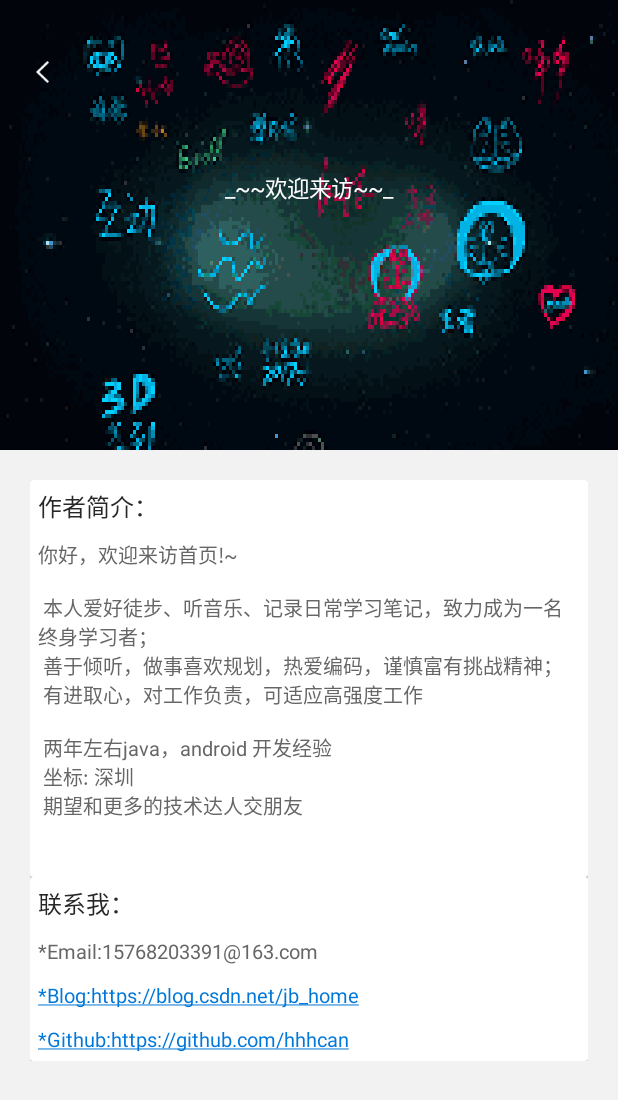
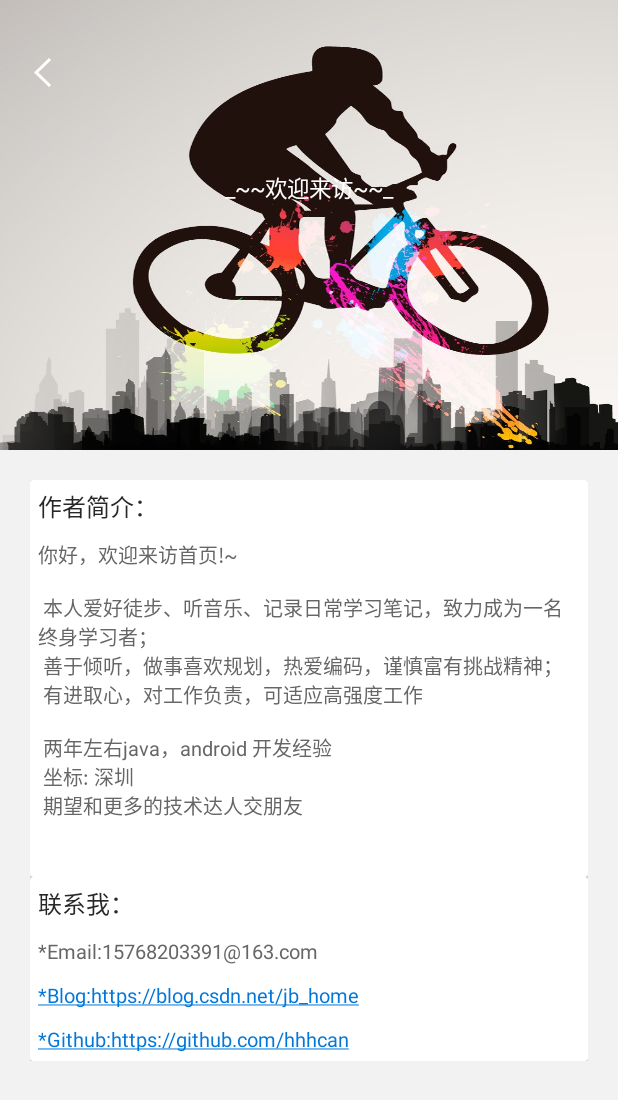
Before and after one commit to hhhcan/funspart, an Android app: the AuthorInfoActivity screen opened directly, with no data from a screen before it, on a phone screen of 412 x 824 dp. Shown: the top 1100 px of the screen. Run offline under Robolectric (Android 15) with nearby library versions, the light colour scheme and no system bars; our stand-ins replace ButterKnife, CircleImageView; libraries missing offline, so code that uses them is left out: com.readystatesoftware.systembartint.

Commit message:
update img

```diff
--- a/app/src/main/res/layout/activity_author_info.xml
+++ b/app/src/main/res/layout/activity_author_info.xml
@@ -34,7 +34,7 @@
                 <RelativeLayout
                     android:layout_width="match_parent"
                     android:layout_height="match_parent"
-                    android:background="@drawable/img_author_info_bg"
+                    android:background="@drawable/img_info_bg"
                     android:scaleType="centerCrop"
                     app:layout_collapseMode="parallax"
                     app:layout_collapseParallaxMultiplier="0.7">
```
Also changed, not shown: app/src/main/res/drawable-hdpi/back.png (renamed from app/src/main/res/drawable-xhdpi/back.png), app/src/main/res/drawable-hdpi/img_info_bg.jpg (added), app/src/main/res/drawable-xxhdpi/back.png (deleted), app/src/main/res/drawable-xxhdpi/img_author_info_bg.png (deleted).
